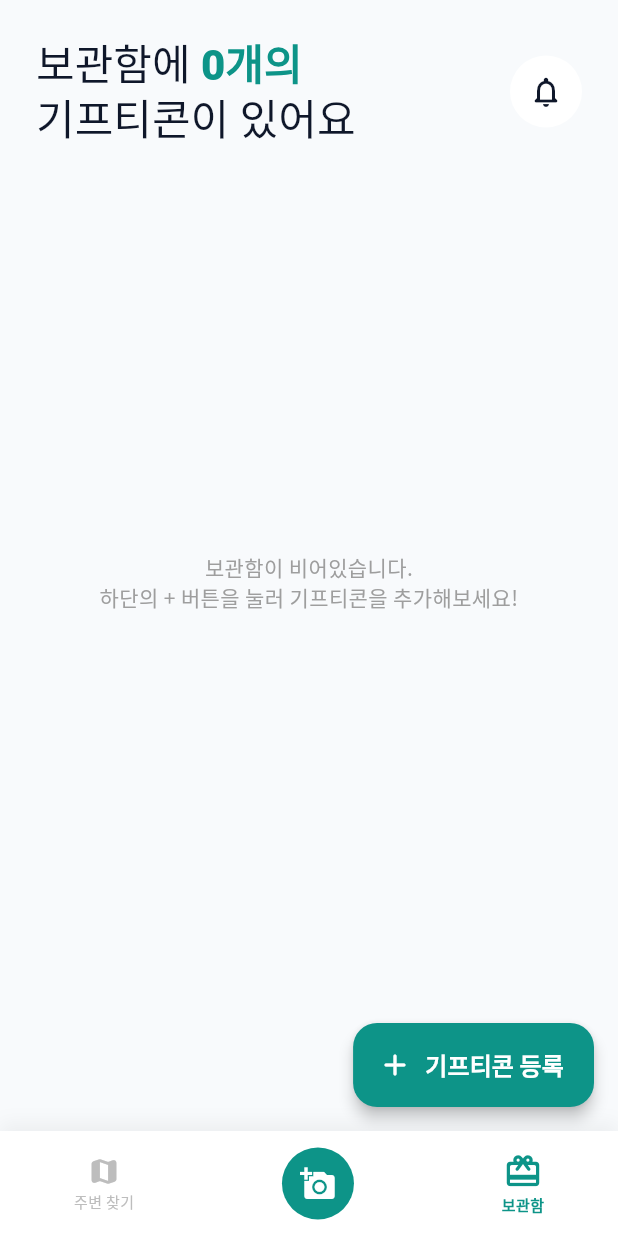
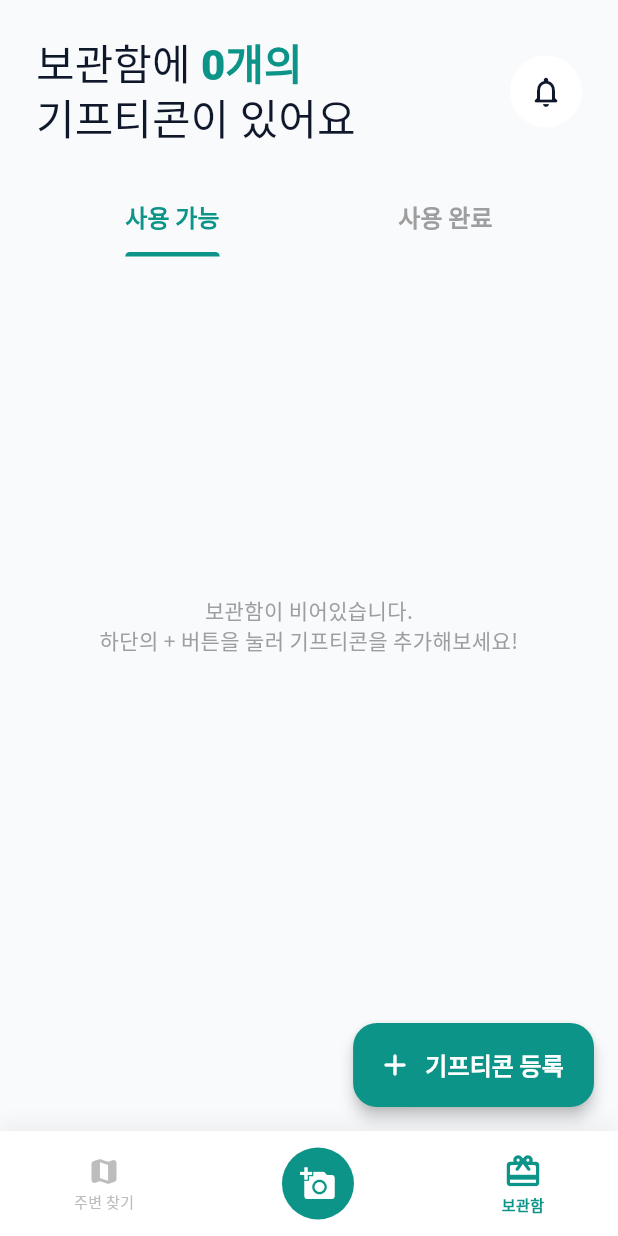
Before and after one commit to top0032/GiftiMap, a Flutter app: the GifticonListScreen screen opened by its route, on a phone screen of 412 x 824 dp. Run offline on Flutter 3.47's test engine with Material 3 defaults, Android fonts, the phone set to English and light mode, and no system bars; our stand-ins replace barcode_widget, cloud_firestore, firebase_auth, firebase_core, flutter_dotenv, flutter_local_notifications and 8 more; missing offline and left inert: encrypt, geofencing_api, google_mlkit_text_recognition, kakao_flutter_sdk_user, kakao_map_plugin, screen_brightness; accounts and stored records are empty; generated files the repository leaves out were written again; network calls fail; statements that could not run were skipped.

Commit message:
feat: 기프티콘 사용 완료/보관함 기능 구현 및 UI 개선

```diff
--- a/lib/features/gifticon/presentation/gifticon_list_screen.dart
+++ b/lib/features/gifticon/presentation/gifticon_list_screen.dart
@@ -4,6 +4,7 @@ import 'package:go_router/go_router.dart';
 import 'dart:io';
 import '../../../core/theme/theme.dart';
 import 'providers/gifticon_provider.dart';
+import '../domain/models/gifticon_model.dart';
 
 class GifticonListScreen extends ConsumerWidget {
   const GifticonListScreen({super.key});
@@ -13,7 +14,9 @@ class GifticonListScreen extends ConsumerWidget {
     final gifticonsAsyncValue = ref.watch(gifticonListProvider);
     final gifticonCount = gifticonsAsyncValue.value?.length ?? 0;
 
-    return Scaffold(
+    return DefaultTabController(
+      length: 2,
+      child: Scaffold(
         backgroundColor: AppTheme.backgroundLight,
         body: SafeArea(
           child: Column(
@@ -60,6 +63,25 @@ class GifticonListScreen extends ConsumerWidget {
                 ),
               ),
 
+              // 탭 바 추가
+              Padding(
+                padding: const EdgeInsets.symmetric(horizontal: 24),
+                child: TabBar(
+                  dividerColor: Colors.transparent,
+                  indicatorColor: AppTheme.primaryTeal,
+                  indicatorWeight: 3,
+                  labelColor: AppTheme.primaryTeal,
+                  unselectedLabelColor: Colors.grey,
+                  labelStyle: const TextStyle(fontSize: 16, fontWeight: FontWeight.bold),
+                  unselectedLabelStyle: const TextStyle(fontSize: 16, fontWeight: FontWeight.w600),
+                  tabs: const [
+                    Tab(text: '사용 가능'),
+                    Tab(text: '사용 완료'),
+                  ],
+                ),
+              ),
+              const SizedBox(height: 8),
+
               Expanded(
                 child: gifticonsAsyncValue.when(
                   loading: () => const Center(child: CircularProgressIndicator(color: AppTheme.primaryTeal)),
@@ -93,29 +115,18 @@ class GifticonListScreen extends ConsumerWidget {
                       return const Center(child: Text('보관함이 비어있습니다.\n하단의 + 버튼을 눌러 기프티콘을 추가해보세요!', textAlign: TextAlign.center, style: TextStyle(color: Colors.grey)));
                     }
 
-                  return ListView.separated(
-                    padding: const EdgeInsets.symmetric(horizontal: 20, vertical: 10),
-                    itemCount: gifticons.length,
-                    separatorBuilder: (context, index) => const SizedBox(height: 16),
-                    itemBuilder: (context, index) {
-                      final gifticon = gifticons[index];
-                      // 기한이 7일 이하로 남았거나 이미 만료된 경우(음수) 빨간색 긴급 배지로 표시
-                      final remainingDays = gifticon.remainingDays;
-                      final isExpired = (gifticon.isUsed == true) || (remainingDays < 0 && remainingDays != -999);
-                      final isUrgent = (gifticon.isUsed != true) && (remainingDays >= 0 && remainingDays <= 14);
+                    // 사용 가능 필터링
+                    final availableGifticons = gifticons.where((g) => g.isUsed != true).toList();
+                    // 사용 완료 필터링
+                    final usedGifticons = gifticons.where((g) => g.isUsed == true).toList();
 
-                      return _GifticonCard(
-                        imageUrl: gifticon.imageUrl,
-                        brand: gifticon.brandName,
-                        itemName: gifticon.productName,
-                        dDay: gifticon.dDayString,
-                        isUrgent: isUrgent,
-                        isExpired: isExpired,
-                        onTap: () {
-                          context.push('/wallet/detail', extra: gifticon);
-                        },
-                      );
-                    },
+                    return TabBarView(
+                      children: [
+                        // 사용 가능 탭
+                        _buildGifticonList(availableGifticons, context),
+                        // 사용 완료 탭
+                        _buildGifticonList(usedGifticons, context, isArchive: true),
+                      ],
                     );
                   },
                 ),
@@ -136,6 +147,42 @@ class GifticonListScreen extends ConsumerWidget {
           label: const Text('기프티콘 등록', style: TextStyle(color: Colors.white, fontWeight: FontWeight.bold, fontSize: 16)),
         ),
         floatingActionButtonLocation: FloatingActionButtonLocation.endFloat,
+      ),
+    );
+  }
+
+  Widget _buildGifticonList(List<GifticonModel> gifticons, BuildContext context, {bool isArchive = false}) {
+    if (gifticons.isEmpty) {
+      return Center(
+        child: Text(
+          isArchive ? '사용 완료된 기프티콘이 없습니다.' : '사용 가능한 기프티콘이 없습니다.',
+          style: const TextStyle(color: Colors.grey),
+        ),
+      );
+    }
+
+    return ListView.separated(
+      padding: const EdgeInsets.symmetric(horizontal: 20, vertical: 10),
+      itemCount: gifticons.length,
+      separatorBuilder: (context, index) => const SizedBox(height: 16),
+      itemBuilder: (context, index) {
+        final gifticon = gifticons[index];
+        final remainingDays = gifticon.remainingDays;
+        final isExpired = (gifticon.isUsed == true) || (remainingDays < 0 && remainingDays != -999);
+        final isUrgent = (gifticon.isUsed != true) && (remainingDays >= 0 && remainingDays <= 14);
+
+        return _GifticonCard(
+          imageUrl: gifticon.imageUrl,
+          brand: gifticon.brandName,
+          itemName: gifticon.productName,
+          dDay: gifticon.dDayString,
+          isUrgent: isUrgent,
+          isExpired: isExpired,
+          onTap: () {
+            context.push('/wallet/detail', extra: gifticon);
+          },
+        );
+      },
     );
   }
 }
--- a/lib/features/gifticon/presentation/providers/gifticon_provider.dart
+++ b/lib/features/gifticon/presentation/providers/gifticon_provider.dart
@@ -67,7 +67,7 @@ class GifticonList extends _$GifticonList {
     }
   }
 
-  Future<void> markAsUsed(String id) async {
+  Future<void> updateGifticonStatus(String id, bool isUsed) async {
     if (id.isEmpty) return;
     final previousState = state;
 
@@ -75,7 +75,7 @@ class GifticonList extends _$GifticonList {
     if (state.hasValue) {
       state = AsyncData(state.value!.map((g) {
         if (g.id == id) {
-          return g.copyWith(isUsed: true);
+          return g.copyWith(isUsed: isUsed);
         }
         return g;
       }).toList());
@@ -87,7 +87,7 @@ class GifticonList extends _$GifticonList {
       }
 
       final repo = ref.read(gifticonRepositoryProvider);
-      await repo.updateGifticonStatus(id, true).timeout(const Duration(seconds: 3));
+      await repo.updateGifticonStatus(id, isUsed).timeout(const Duration(seconds: 3));
 
       state = AsyncData(await _fetchGifticons());
     } catch (e, st) {
```
Also changed, not shown: lib/core/theme/theme.dart (+5 -2 lines), lib/features/gifticon/presentation/gifticon_detail_screen.dart (+54 -10 lines), lib/features/map/data/services/geofence_notification_service.dart (+13 -0 lines). Lines whose indentation alone changed are shown as unchanged.
